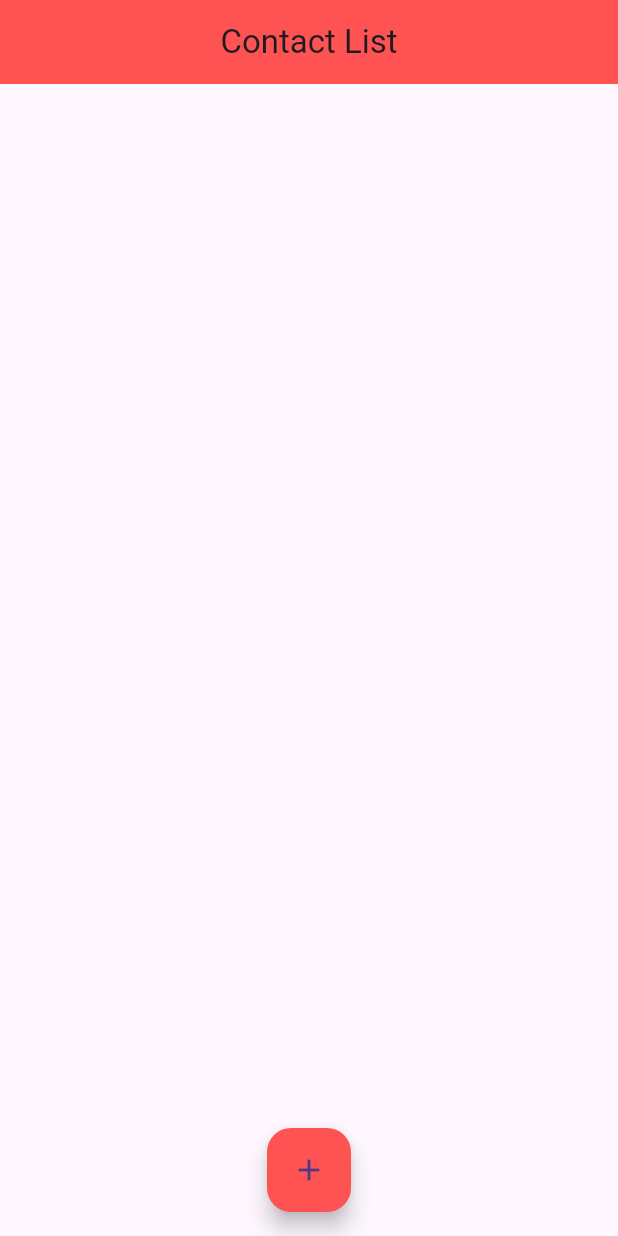
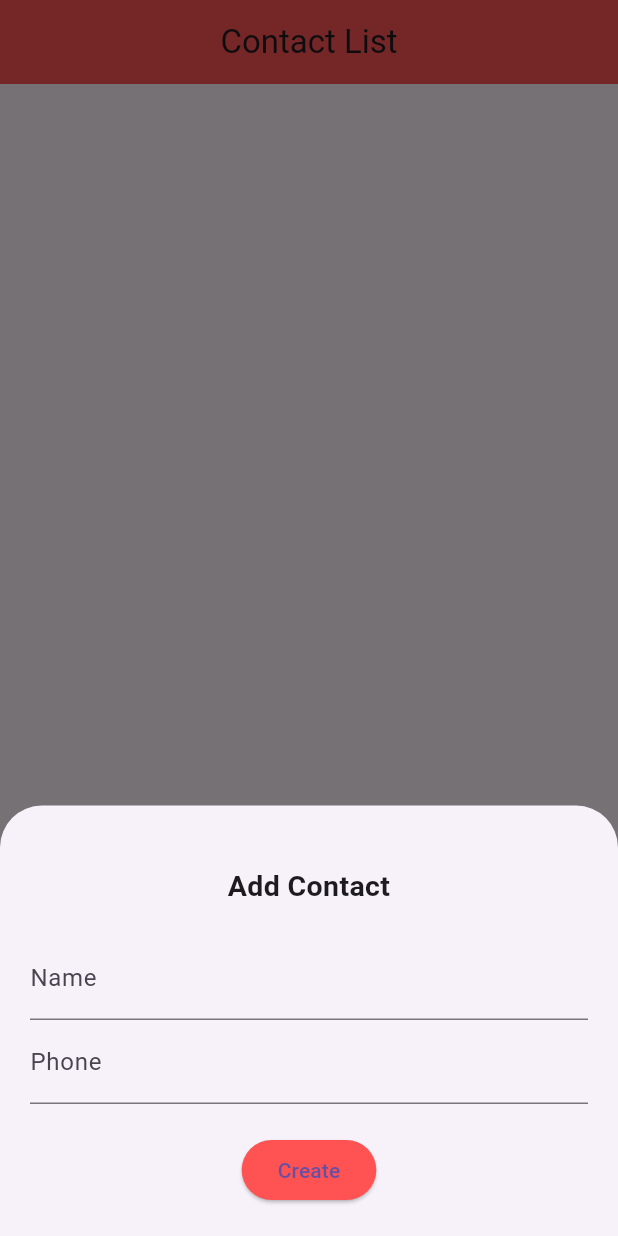
Before and after one commit to dev-rahul-0/contact_app, a Flutter app: the screen it shows after launch, after a tap on the "add" icon, on a phone screen of 412 x 824 dp. Run offline on Flutter 3.47's test engine with Material 3 defaults, Android fonts, the phone set to English and light mode, and no system bars; our stand-ins replace cloud_firestore, firebase_core; accounts and stored records are empty; generated files the repository leaves out were written again.

Commit message:
code update

```diff
--- a/lib/main.dart
+++ b/lib/main.dart
@@ -1,11 +1,11 @@
 import 'package:cloud_firestore/cloud_firestore.dart';
 import 'package:flutter/material.dart';
-import 'package:firebase_auth/firebase_auth.dart';
 import 'package:firebase_core/firebase_core.dart';
+import 'firebase_options.dart';
 
 void main() async {
   WidgetsFlutterBinding.ensureInitialized();
-  await Firebase.initializeApp();
+  await Firebase.initializeApp(options: DefaultFirebaseOptions.currentPlatform);
   runApp(const MyApp());
 }
 
@@ -30,6 +30,127 @@
 }
 
 class _HomePageState extends State<HomePage> {
+  final TextEditingController _nameController = TextEditingController();
+  final TextEditingController _phoneController = TextEditingController();
+  final TextEditingController _nameController1 = TextEditingController();
+  final TextEditingController _phoneController1 = TextEditingController();
+
+  Future<void> _create() async {
+    await showModalBottomSheet(
+        isScrollControlled: true,
+        context: context,
+        builder: (BuildContext context) {
+          return Padding(
+            padding: EdgeInsets.only(
+                top: 20,
+                left: 20,
+                right: 20,
+                bottom: MediaQuery.of(context).viewInsets.bottom + 20),
+            child: Column(
+              mainAxisSize: MainAxisSize.min,
+              crossAxisAlignment: CrossAxisAlignment.center,
+              children: [
+                const SizedBox(
+                  height: 20,
+                ),
+                const Text(
+                  'Add Contact',
+                  textAlign: TextAlign.center,
+                  style: TextStyle(fontSize: 19, fontWeight: FontWeight.w600),
+                ),
+                const SizedBox(
+                  height: 20,
+                ),
+                  TextField(
+                    controller: _nameController1,
+                  decoration: InputDecoration(labelText: "Name"),
+                ),
+                  TextField(
+                    controller: _phoneController1,
+                  decoration: InputDecoration(labelText: "Phone"),
+                ),
+                const SizedBox(
+                  height: 20,
+                ),
+                ElevatedButton(
+                    onPressed: () async{
+                      final String name = _nameController1.text;
+                      final String phone = _phoneController1.text;
+                      if (phone !=null) {
+                        await contact.add({"name": name, "phone": phone});
+                        _nameController1.text="";
+                        _phoneController1.text="";
+                        Navigator.of(context).pop();
+                      }
+                    },
+                    style: ElevatedButton.styleFrom(
+                        backgroundColor: Colors.redAccent),
+                    child: const Text('Create'))
+              ],
+            ),
+          );
+        });
+  }
+
+
+  Future<void> _update([DocumentSnapshot? documentSnapshot]) async{
+    if (documentSnapshot !=null)
+      {
+        _nameController.text = documentSnapshot['name'];
+        _phoneController.text = documentSnapshot['phone'];
+      }
+    await showModalBottomSheet(context: context,
+        builder: (BuildContext context){
+      return Padding(padding: EdgeInsets.only(
+        top: 20,
+        left: 20,
+        right: 20,
+        bottom: MediaQuery.of(context).viewInsets.bottom + 20
+      ),
+      child: Column(
+        mainAxisSize: MainAxisSize.min,
+        crossAxisAlignment: CrossAxisAlignment.center,
+        children: [
+          SizedBox(
+            height: 20,
+          ),
+          Text('Update Contact',
+          textAlign: TextAlign.center,style: TextStyle(
+              fontWeight: FontWeight.w600,
+              fontSize: 19
+            ),),
+          SizedBox(height: 20,),
+            TextField(
+            controller: _nameController,
+            decoration: InputDecoration(labelText: "Name"),
+          ),
+            TextField(
+            controller: _phoneController,
+            decoration: InputDecoration(labelText: "Phone"),
+          ),
+          const SizedBox(
+            height: 20,
+          ),
+          ElevatedButton(
+              onPressed: () async{
+                final String name = _nameController.text;
+                final String phone = _phoneController.text;
+                if (phone !=null) {
+                  await contact.doc(documentSnapshot!.id).update({"name": name, "phone": phone});
+                  _nameController.text="";
+                  _phoneController.text="";
+                  Navigator.of(context).pop();
+                }
+              },
+              style: ElevatedButton.styleFrom(
+                  backgroundColor: Colors.redAccent),
+              child: const Text('Update'))
+        ],
+      ),
+      );
+        });
+  }
+
   final CollectionReference contact =
       FirebaseFirestore.instance.collection('contact');
 
@@ -68,9 +189,15 @@
                         width: 100,
                         child: Row(
                           children: [
-                            IconButton(onPressed: (){}, icon: const Icon(Icons.edit),color: Colors.yellow,),
-                            IconButton(onPressed: (){}, icon: const Icon(Icons.delete),)
-
+                            IconButton(
+                              onPressed: () {},
+                              icon: const Icon(Icons.edit),
+                              color: Colors.yellow,
+                            ),
+                            IconButton(
+                              onPressed: () {},
+                              icon: const Icon(Icons.delete),
+                            )
                           ],
                         ),
                       ),
@@ -78,11 +205,16 @@
                   );
                 });
           }
+          return const Center(
+            child: CircularProgressIndicator(),
+          );
         },
       ),
       floatingActionButton: FloatingActionButton(
         backgroundColor: Colors.redAccent,
-        onPressed: () {},
+        onPressed: () {
+          _create();
+        },
         child: const Icon(Icons.add),
       ),
       floatingActionButtonLocation: FloatingActionButtonLocation.centerFloat,
```
Also changed, not shown: 1 other file.
